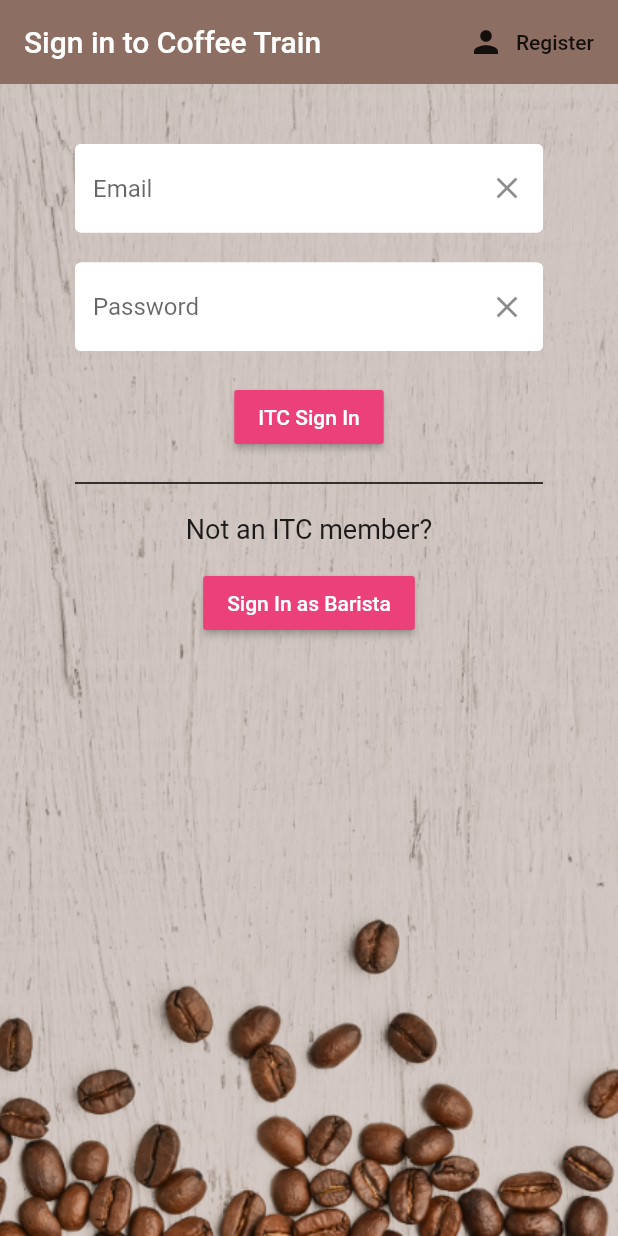
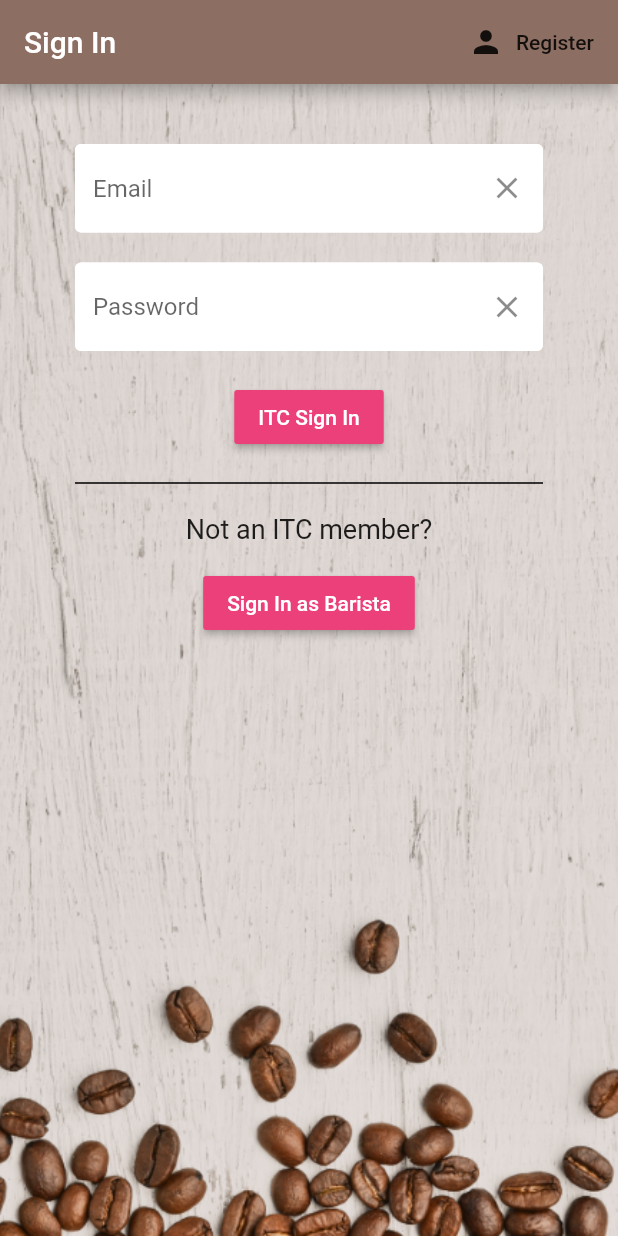
Before and after one commit to AlexSky230/brew_crew, a Flutter app: the screen it shows after launch, on a phone screen of 412 x 824 dp. Run offline on Flutter 3.47's test engine with Material 2 defaults, Android fonts, the phone set to English and light mode, and no system bars; our stand-ins replace cloud_firestore, firebase_auth, firebase_core, flutter_spinkit; accounts and stored records are empty.

Commit message:
Text constants moved to separate file.
Added background image const style

```diff
--- a/lib/common/constants.dart
+++ b/lib/common/decoration_constants.dart
@@ -1,4 +1,5 @@
 import 'package:flutter/material.dart';
+import 'package:sky_brew_crew/common/text_constants.dart' as text;
 
 final textInputDecoration = InputDecoration(
   fillColor: Colors.white,
@@ -13,3 +14,11 @@ final textInputDecoration = InputDecoration(
     ),
   ),
 );
+
+final backgroundImage = BoxDecoration(
+    image: DecorationImage(
+      image: AssetImage(text.backgroundImageUrl),
+      fit: BoxFit.cover,
+      colorFilter: new ColorFilter.mode(Colors.brown.withOpacity(0.2), BlendMode.multiply),
+    )
+);
--- /dev/null
+++ b/lib/common/text_constants.dart
@@ -0,0 +1,32 @@
+
+const String activeOrders = 'Active Orders';
+const String backgroundImageUrl = 'assets/images/coffee_bg.png';
+const String baristaSignIn = 'Sign In as Barista';
+const String beverage = 'Your Beverage...';
+const String cantLogIn = 'Could not log in. Please try again later';
+const String coffeeIconUrl = 'assets/images/coffee_icon.png';
+const String coffeeTrain = 'Coffee Train';
+const String email = 'Email';
+const String enterName = 'Please enter a name';
+const String incorrectPass = 'Incorrect Username or Password';
+const String itcMail = '@inthecode.com.au';
+const String itcSignIn = 'ITC Sign In';
+const String lg = 'Size: Large';
+const String logInError = 'Please supply valid email and password';
+const String logOut = 'Log Out';
+const String makeActive = 'Make Order active';
+const String md = 'Size: Medium';
+const String mustBeLonger = 'Password must be longer then 5 characters';
+const String name = 'Your Name...';
+const String notItc = 'Not an ITC member?';
+const String password = 'Password';
+const String provideValidEmail = 'Please provide valid ITC email';
+const String register = 'Register';
+const String registerItc = 'Register as ITC member';
+const String signIn = 'Sign In';
+const String signUp = 'Sign up to Coffee Train';
+const String sm = 'Size: Small';
+const String specifyBeverage = 'Please specify your beverage';
+const String sugars = 'sugar(s)';
+const String update = 'Update';
+const String updateOrder = 'Update your order:';
--- a/lib/screens/authenticate/sign_in.dart
+++ b/lib/screens/authenticate/sign_in.dart
@@ -1,7 +1,8 @@
 import 'package:flutter/material.dart';
-import 'package:sky_brew_crew/common/constants.dart';
+import 'package:sky_brew_crew/common/decoration_constants.dart';
 import 'package:sky_brew_crew/common/loading.dart';
 import 'package:sky_brew_crew/services/auth.dart';
+import 'package:sky_brew_crew/common/text_constants.dart' as text;
 
 class SignIn extends StatefulWidget {
   final Function toggleView;
@@ -33,26 +34,19 @@ class _SignInState extends State<SignIn> {
             backgroundColor: Colors.brown[100],
             appBar: AppBar(
               backgroundColor: Colors.brown[400],
-              elevation: 0,
-              title: Text('Sign in to Coffee Train'),
+              title: Text(text.signIn),
               actions: [
                 FlatButton.icon(
                   onPressed: () {
                     widget.toggleView();
                   },
                   icon: Icon(Icons.person),
-                  label: Text('Register'),
+                  label: Text(text.register),
                 ),
               ],
             ),
             body: Container(
-              decoration: BoxDecoration(
-                  image: DecorationImage(
-                image: AssetImage('assets/images/coffee_bg.png'),
-                colorFilter: new ColorFilter.mode(
-                    Colors.brown.withOpacity(0.3), BlendMode.multiply),
-                fit: BoxFit.cover,
-              )),
+              decoration: backgroundImage,
               padding: EdgeInsets.symmetric(vertical: 20, horizontal: 50),
               child: Form(
                 key: _formKey,
@@ -62,16 +56,15 @@ class _SignInState extends State<SignIn> {
                     TextFormField(
                       controller: _emailController,
                       decoration: textInputDecoration.copyWith(
-                        hintText: 'Email',
+                        hintText: text.email,
                         suffixIcon: IconButton(
                             icon: Icon(Icons.clear),
                             onPressed: () {
                               _emailController.clear();
                             }),
                       ),
-                      validator: (val) => (val.isEmpty ||
-                              val.indexOf('@inthecode.com.au') == -1)
-                          ? 'Please provide valid ITC email'
+                      validator: (val) => (val.isEmpty || val.indexOf(text.itcMail) == -1)
+                          ? text.provideValidEmail
                           : null,
                       onChanged: (val) {
                         setState(() {
@@ -83,7 +76,7 @@ class _SignInState extends State<SignIn> {
                     TextFormField(
                       controller: _passController,
                       decoration: textInputDecoration.copyWith(
-                        hintText: 'Password',
+                        hintText: text.password,
                         suffixIcon: IconButton(
                             icon: Icon(Icons.clear),
                             onPressed: () {
@@ -91,7 +84,7 @@ class _SignInState extends State<SignIn> {
                             }),
                       ),
                       validator: (val) => val.length < 6
-                          ? 'Password must be longer then 5 characters'
+                          ? text.mustBeLonger
                           : null,
                       obscureText: true,
                       onChanged: (val) {
@@ -104,7 +97,7 @@ class _SignInState extends State<SignIn> {
                     RaisedButton(
                       color: Colors.pink[400],
                       child: Text(
-                        'ITC Sign In',
+                        text.itcSignIn,
                         style: TextStyle(color: Colors.white),
                       ),
                       onPressed: () async {
@@ -118,7 +111,7 @@ class _SignInState extends State<SignIn> {
 
                           if (result == null) {
                             setState(() {
-                              error = 'Incorrect Username or Password';
+                              error = text.incorrectPass;
                               loading = false;
                             });
                           }
@@ -127,14 +120,14 @@ class _SignInState extends State<SignIn> {
                     ),
                     Divider(height: 40, thickness: 1, color: Colors.black,),
                     Text(
-                      'Not an ITC member?',
-                          style: TextStyle(fontSize: 18),
+                      text.notItc,
+                      style: TextStyle(fontSize: 18),
                     ),
                     SizedBox(height: 15),
                     RaisedButton(
                       color: Colors.pink[400],
                       child: Text(
-                        'Sign In as Barista',
+                        text.baristaSignIn,
                         style: TextStyle(color: Colors.white),
                       ),
                       onPressed: () async {
@@ -142,8 +135,7 @@ class _SignInState extends State<SignIn> {
 
                         if (result == null) {
                           setState(() {
-                            error =
-                                'Could not log in. Please try again later';
+                            error = text.cantLogIn;
                             loading = false;
                           });
                         }
--- a/lib/screens/home/brew_tile.dart
+++ b/lib/screens/home/brew_tile.dart
@@ -2,6 +2,7 @@ import 'package:flutter/material.dart';
 import 'package:provider/provider.dart';
 import 'package:sky_brew_crew/models/brew.dart';
 import 'package:sky_brew_crew/models/user.dart';
+import 'package:sky_brew_crew/common/text_constants.dart' as text;
 
 class BrewTile extends StatefulWidget {
   final Brew brew;
@@ -53,7 +54,7 @@ class _BrewTileState extends State<BrewTile> {
             alignment: Alignment.center,
             children: [
               CircleAvatar(
-                backgroundImage: AssetImage('assets/images/coffee_icon.png'),
+                backgroundImage: AssetImage(text.coffeeIconUrl),
                 radius: 30,
                 backgroundColor: Colors.brown[800],
               ),
```
Also changed, not shown: lib/screens/authenticate/register.dart (+12 -18 lines), lib/screens/home/home.dart (+6 -12 lines), lib/screens/home/settings_form.dart (+13 -12 lines).
